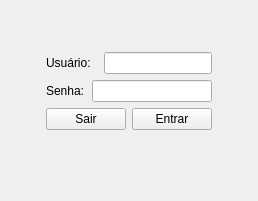
This is loginform.ui in feferreira/LabMananger as Qt 5 draws it before an edit. The edited form follows.
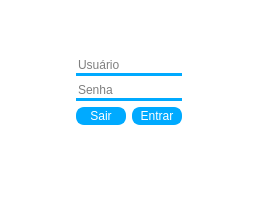
This is the edited form.

Commit message: loginform style

Diff of the .ui file:
```diff
--- a/loginform.ui
+++ b/loginform.ui
@@ -13,6 +13,9 @@
   <property name="windowTitle">
    <string>Login</string>
   </property>
+  <property name="styleSheet">
+   <string notr="true">background-color: rgb(255, 255, 255);</string>
+  </property>
   <layout class="QHBoxLayout" name="horizontalLayout_4">
    <item>
     <spacer name="horizontalSpacer">
@@ -46,13 +49,6 @@
       <layout class="QVBoxLayout" name="verticalLayout">
        <item>
         <layout class="QHBoxLayout" name="horizontalLayout">
-         <item>
-          <widget class="QLabel" name="label">
-           <property name="text">
-            <string>Usuário:</string>
-           </property>
-          </widget>
-         </item>
          <item>
           <widget class="QLineEdit" name="userInput">
            <property name="sizePolicy">
@@ -67,22 +63,23 @@
              <height>16777215</height>
             </size>
            </property>
+           <property name="styleSheet">
+            <string notr="true">border-color: rgb(0, 170, 255);
+border-style: solid;
+border-bottom-width: 3px;</string>
+           </property>
            <property name="maxLength">
             <number>256</number>
            </property>
+           <property name="placeholderText">
+            <string>Usuário</string>
+           </property>
           </widget>
          </item>
         </layout>
        </item>
        <item>
         <layout class="QHBoxLayout" name="horizontalLayout_2">
-         <item>
-          <widget class="QLabel" name="label_2">
-           <property name="text">
-            <string>Senha:</string>
-           </property>
-          </widget>
-         </item>
          <item>
           <widget class="QLineEdit" name="passInput">
            <property name="maximumSize">
@@ -91,12 +88,20 @@
              <height>16777215</height>
             </size>
            </property>
+           <property name="styleSheet">
+            <string notr="true">border-color: rgb(0, 170, 255);
+border-style: solid;
+border-bottom-width: 3px;</string>
+           </property>
            <property name="maxLength">
             <number>256</number>
            </property>
            <property name="echoMode">
             <enum>QLineEdit::Password</enum>
            </property>
+           <property name="placeholderText">
+            <string>Senha</string>
+           </property>
           </widget>
          </item>
         </layout>
@@ -105,6 +110,12 @@
         <layout class="QHBoxLayout" name="horizontalLayout_3">
          <item>
           <widget class="QPushButton" name="exitButton">
+           <property name="styleSheet">
+            <string notr="true">border: 2px solid rgb(0, 170, 255);
+border-radius: 8px;
+background-color: rgb(0, 170, 255);
+color: rgb(255, 255, 255);</string>
+           </property>
            <property name="text">
             <string>Sair</string>
            </property>
@@ -112,6 +123,18 @@
          </item>
          <item>
           <widget class="QPushButton" name="loginButton">
+           <property name="styleSheet">
+            <string notr="true">QPushButton{
+	border: 2px solid rgb(0, 170, 255);
+	border-radius: 8px;
+	background-color: rgb(0, 170, 255);
+	color: rgb(255, 255, 255);
+box-shadow: 0 12px 16px 0 rgba(0,0,0,0.24), 0 17px 50px 0 rgba(0,0,0,0.19);
+}
+QPushButton:pressed{
+	background-color: rgb(0, 115, 255);
+}</string>
+           </property>
            <property name="text">
             <string>Entrar</string>
            </property>
@@ -126,6 +149,15 @@
        <property name="palette">
         <palette>
          <active>
+          <colorrole role="Button">
+           <brush brushstyle="SolidPattern">
+            <color alpha="255">
+             <red>255</red>
+             <green>255</green>
+             <blue>255</blue>
+            </color>
+           </brush>
+          </colorrole>
           <colorrole role="Text">
            <brush brushstyle="SolidPattern">
             <color alpha="255">
@@ -135,6 +167,24 @@
             </color>
            </brush>
           </colorrole>
+          <colorrole role="Base">
+           <brush brushstyle="SolidPattern">
+            <color alpha="255">
+             <red>255</red>
+             <green>255</green>
+             <blue>255</blue>
+            </color>
+           </brush>
+          </colorrole>
+          <colorrole role="Window">
+           <brush brushstyle="SolidPattern">
+            <color alpha="255">
+             <red>255</red>
+             <green>255</green>
+             <blue>255</blue>
+            </color>
+           </brush>
+          </colorrole>
           <colorrole role="PlaceholderText">
            <brush brushstyle="SolidPattern">
             <color alpha="128">
@@ -146,6 +196,15 @@
           </colorrole>
          </active>
          <inactive>
+          <colorrole role="Button">
+           <brush brushstyle="SolidPattern">
+            <color alpha="255">
+             <red>255</red>
+             <green>255</green>
+             <blue>255</blue>
+            </color>
+           </brush>
+          </colorrole>
           <colorrole role="Text">
            <brush brushstyle="SolidPattern">
             <color alpha="255">
@@ -155,6 +214,24 @@
             </color>
            </brush>
           </colorrole>
+          <colorrole role="Base">
+           <brush brushstyle="SolidPattern">
+            <color alpha="255">
+             <red>255</red>
+             <green>255</green>
+             <blue>255</blue>
+            </color>
+           </brush>
+          </colorrole>
+          <colorrole role="Window">
+           <brush brushstyle="SolidPattern">
+            <color alpha="255">
+             <red>255</red>
+             <green>255</green>
+             <blue>255</blue>
+            </color>
+           </brush>
+          </colorrole>
           <colorrole role="PlaceholderText">
            <brush brushstyle="SolidPattern">
             <color alpha="128">
@@ -166,6 +243,15 @@
           </colorrole>
          </inactive>
          <disabled>
+          <colorrole role="Button">
+           <brush brushstyle="SolidPattern">
+            <color alpha="255">
+             <red>255</red>
+             <green>255</green>
+             <blue>255</blue>
+            </color>
+           </brush>
+          </colorrole>
           <colorrole role="Text">
            <brush brushstyle="SolidPattern">
             <color alpha="127">
@@ -175,6 +261,24 @@
             </color>
            </brush>
           </colorrole>
+          <colorrole role="Base">
+           <brush brushstyle="SolidPattern">
+            <color alpha="255">
+             <red>255</red>
+             <green>255</green>
+             <blue>255</blue>
+            </color>
+           </brush>
+          </colorrole>
+          <colorrole role="Window">
+           <brush brushstyle="SolidPattern">
+            <color alpha="255">
+             <red>255</red>
+             <green>255</green>
+             <blue>255</blue>
+            </color>
+           </brush>
+          </colorrole>
           <colorrole role="PlaceholderText">
            <brush brushstyle="SolidPattern">
             <color alpha="128">
```
